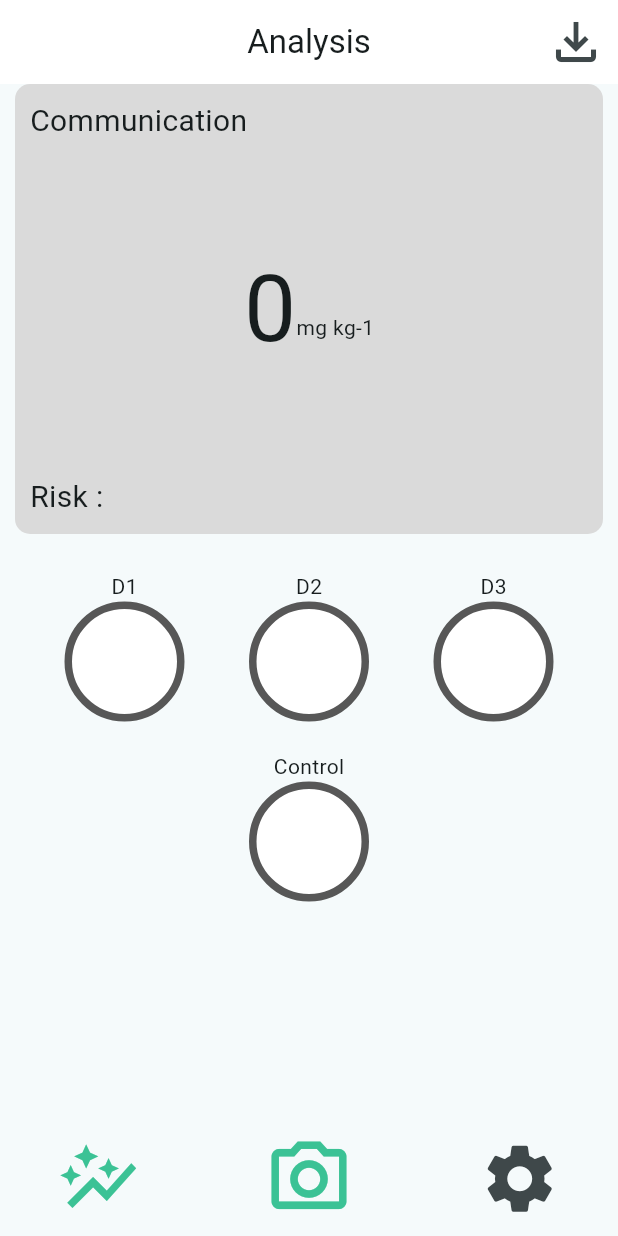
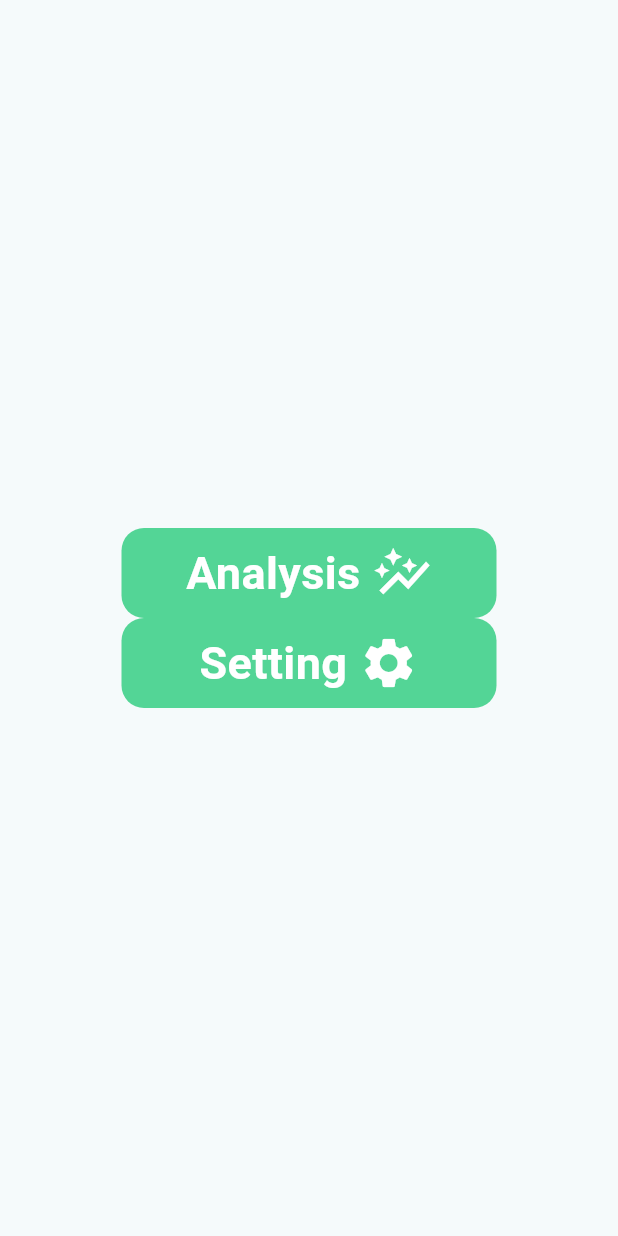
Before and after one commit to chettalek/carbaryl_app, a Flutter app: the screen it shows after launch, on a phone screen of 412 x 824 dp. Run offline on Flutter 3.47's test engine with Material 3 defaults, Android fonts, the phone set to English and light mode, and no system bars; our stand-ins replace image_picker, shared_preferences.

Commit message:
icon and home
icon and home

```diff
--- a/lib/Analysis.dart
+++ b/lib/Analysis.dart
@@ -150,6 +150,13 @@ class _AnalysisState extends State<Analysis> {
               ),
             ),
             itemcircle("Control", Control),
+            Padding(
+              padding: const EdgeInsets.only(top: 30),
+              child: Text(
+                "R avg = ${NumberFormat("#,###.##").format(Ravg)}",
+                style: TextStyle(fontSize: 18),
+              ),
+            ),
             Spacer(),
             Padding(
               padding: (Platform.isAndroid)
--- /dev/null
+++ b/lib/home.dart
@@ -0,0 +1,125 @@
+import 'package:carbaryl_app/Analysis.dart';
+import 'package:carbaryl_app/Setting.dart';
+import 'package:carbaryl_app/test.dart';
+import 'package:flutter/material.dart';
+import 'package:image_picker/image_picker.dart';
+import 'package:shared_preferences/shared_preferences.dart';
+
+class homepage extends StatefulWidget {
+  const homepage({super.key});
+
+  @override
+  State<homepage> createState() => _homepageState();
+}
+
+class _homepageState extends State<homepage> {
+  double mm = 0;
+  double CC = 0;
+
+  @override
+  void initState() {
+    super.initState();
+    getdata();
+  }
+
+  void getdata() async {
+    final SharedPreferences prefs = await SharedPreferences.getInstance();
+    setState(() {
+      mm = prefs.getDouble("mm") ?? 0;
+      CC = prefs.getDouble("CC") ?? 0;
+    });
+  }
+
+  @override
+  Widget build(BuildContext context) {
+    return Scaffold(
+      body: Center(
+        child: Column(
+          mainAxisAlignment: MainAxisAlignment.center,
+          children: [
+            GestureDetector(
+              onTap: () {
+                Navigator.push(context,
+                        MaterialPageRoute(builder: (context) => Analysis()))
+                    .then((Commu) {
+                  print("object");
+                });
+                ;
+              },
+              child: Container(
+                height: 60,
+                width: 250,
+                decoration: BoxDecoration(
+                    color: Color.fromARGB(255, 83, 213, 150),
+                    borderRadius: BorderRadius.all(Radius.circular(15))),
+                child: Center(
+                  child: Column(
+                    mainAxisAlignment: MainAxisAlignment.center,
+                    children: [
+                      Row(
+                        mainAxisAlignment: MainAxisAlignment.center,
+                        children: [
+                          Text('Analysis ',
+                              style: TextStyle(
+                                  fontSize: 30,
+                                  color: Colors.white,
+                                  fontWeight: FontWeight.bold)),
+                          Icon(
+                            Icons.auto_graph,
+                            size: 40,
+                            color: Color.fromARGB(255, 255, 255, 255),
+                          ),
+                        ],
+                      ),
+                    ],
+                  ),
+                ),
+              ),
+            ),
+            GestureDetector(
+              onTap: () {
+                Navigator.push(
+                    context,
+                    MaterialPageRoute(
+                        builder: (context) => SettingPage(
+                              title: 'Setting',
+                            ))).then((val) {
+                  getdata();
+                });
+              },
+              child: Container(
+                height: 60,
+                width: 250,
+                decoration: BoxDecoration(
+                    color: Color.fromARGB(255, 83, 213, 150),
+                    borderRadius: BorderRadius.all(Radius.circular(15))),
+                child: Center(
+                  child: Column(
+                    mainAxisAlignment: MainAxisAlignment.center,
+                    children: [
+                      Row(
+                        mainAxisAlignment: MainAxisAlignment.center,
+                        children: [
+                          Text('Setting ',
+                              style: TextStyle(
+                                  fontSize: 30,
+                                  color: Colors.white,
+                                  fontWeight: FontWeight.bold)),
+                          Icon(
+                            Icons.settings,
+                            size: 40,
+                            color: Color.fromARGB(255, 255, 255, 255),
+                          ),
+                        ],
+                      ),
+                    ],
+                  ),
+                ),
+              ),
+            ),
+          ],
+        ),
+      ),
+    );
+  }
+}
--- a/lib/main.dart
+++ b/lib/main.dart
@@ -1,4 +1,5 @@
 import 'package:carbaryl_app/Analysis.dart';
+import 'package:carbaryl_app/home.dart';
 import 'package:flutter/material.dart';
 
 void main() {
@@ -21,7 +22,7 @@ class MyApp extends StatelessWidget {
                 seedColor: Color.fromARGB(253, 121, 121, 121)),
             useMaterial3: true,
           ),
-        home: const Analysis(),
+          home: const homepage() //Analysis(),
           ),
     );
   }
--- a/lib/test.dart
+++ b/lib/test.dart
@@ -152,7 +152,8 @@ class _ColorPickerPageState extends State<ColorPickerPage> {
     return Column(
       mainAxisAlignment: MainAxisAlignment.center,
       children: [
-        Text(getR),
+        Text((getR == "255") ? "" : getR),
+        //Text(getR),
         GestureDetector(
           onTap: () {
             setState(() {
--- a/pubspec.yaml
+++ b/pubspec.yaml
@@ -44,6 +44,8 @@ dependencies:
 dev_dependencies:
   flutter_test:
     sdk: flutter
+
+
 
   # The "flutter_lints" package below contains a set of recommended lints to
   # encourage good coding practices. The lint set provided by the package is
```
Also changed, not shown: assets/images/carbaryl_icon.png (added), 21 other files. Lines whose indentation alone changed are shown as unchanged.
